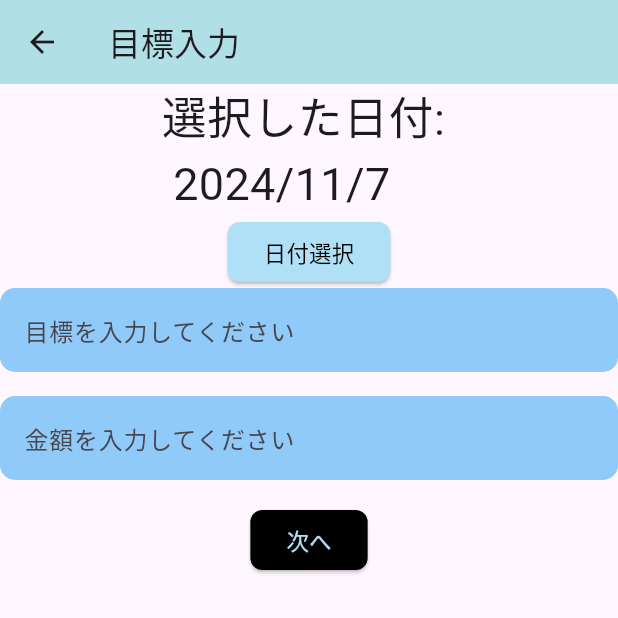
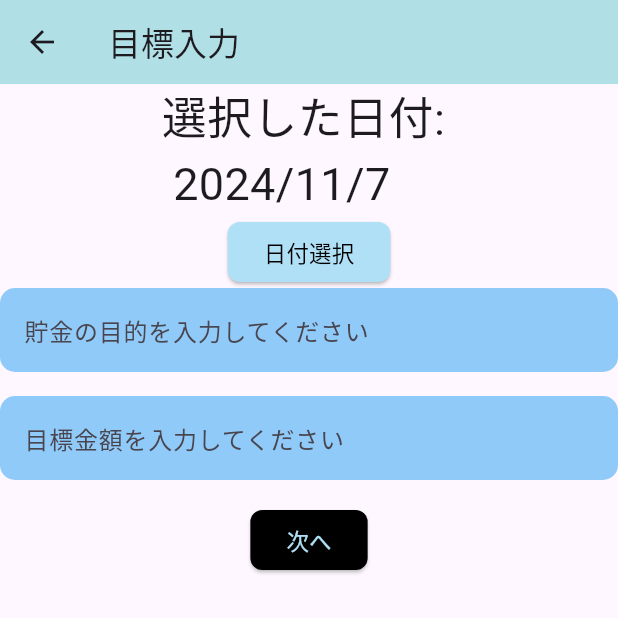
Before and after one commit to ironmax123/delusion_deposit, a Flutter app: the TargetInput screen opened directly, on a phone screen of 412 x 824 dp, the top half of it. Run offline on Flutter 3.47's test engine with Material 3 defaults, Android fonts, the phone set to English and light mode, and no system bars; our stand-ins replace flutter_hooks, shared_preferences; accounts and stored records are empty.

Commit message:
UIに軽微な変更

```diff
--- a/lib/pages/target-input/target_input.dart
+++ b/lib/pages/target-input/target_input.dart
@@ -89,7 +89,7 @@ class TargetInput extends HookWidget {
             decoration: InputDecoration(
               filled: true,
               fillColor: Colors.blue[200],
-              labelText: '目標を入力してください',
+              labelText: '貯金の目的を入力してください',
               border: OutlineInputBorder(
                 borderRadius: BorderRadius.circular(10),
                 borderSide: BorderSide.none,
@@ -108,7 +108,7 @@ class TargetInput extends HookWidget {
             decoration: InputDecoration(
               filled: true,
               fillColor: Colors.blue[200],
-              labelText: '金額を入力してください',
+              labelText: '目標金額を入力してください',
               border: OutlineInputBorder(
                 borderRadius: BorderRadius.circular(10),
                 borderSide: BorderSide.none,
```
